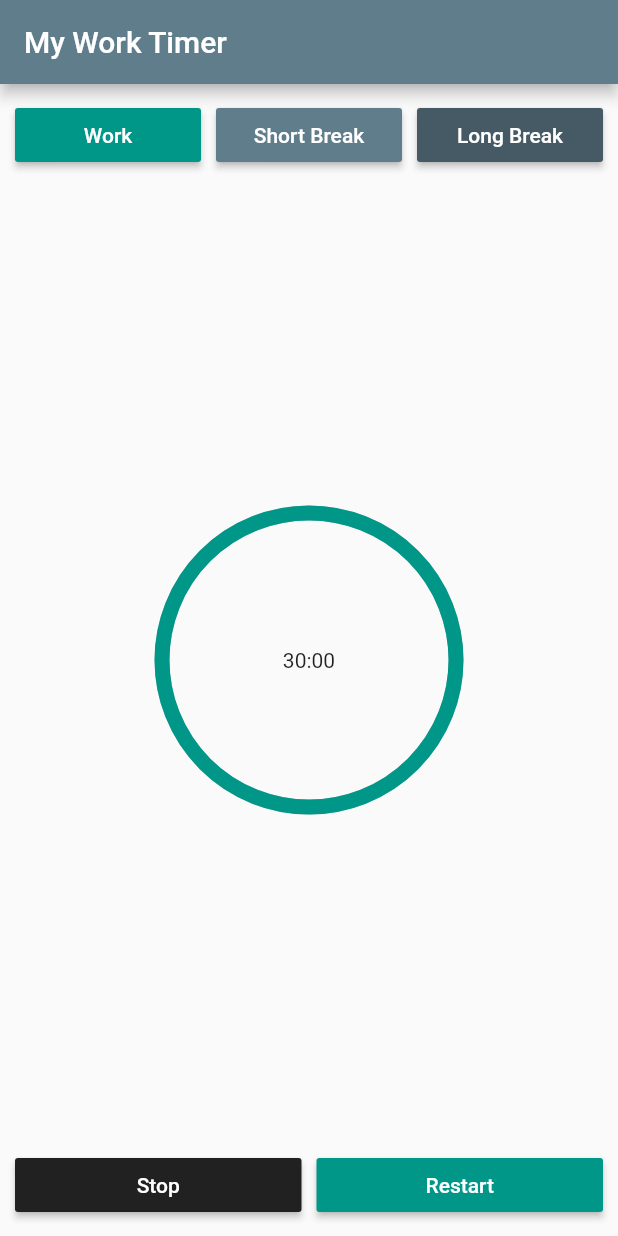
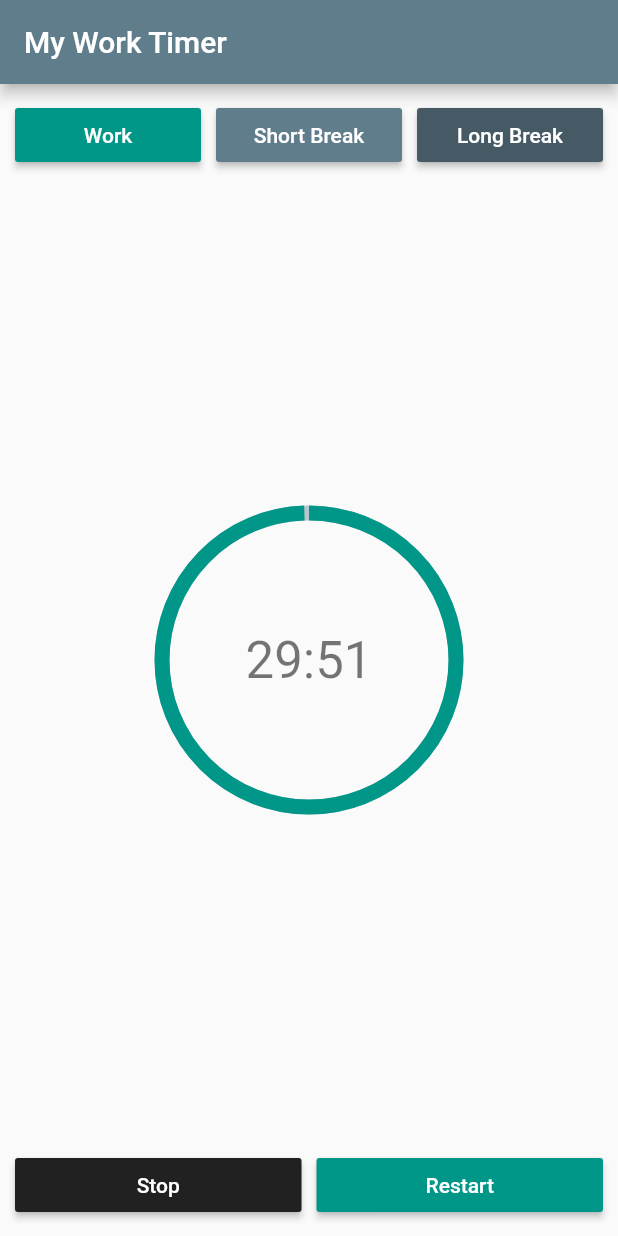
Before and after one commit to yradov/productivity_timer, a Flutter app: the screen it shows after launch, after a tap on "Work", on a phone screen of 412 x 824 dp. Run offline on Flutter 3.47's test engine with Material 2 defaults, Android fonts, the phone set to English and light mode, and no system bars; drawn by our look-alikes of percent_indicator.

```diff
--- a/lib/main.dart
+++ b/lib/main.dart
@@ -1,6 +1,8 @@
 import 'package:flutter/material.dart';
 import 'package:productivity_timer/widgets.dart';
 import 'package:percent_indicator/percent_indicator.dart';
+import './timer.dart';
+import './timermodel.dart';
 
 void main() {
   runApp(const MyApp());
@@ -15,19 +17,21 @@ class MyApp extends StatelessWidget {
     return MaterialApp(
       title: 'Flutter Demo',
       theme: ThemeData(primarySwatch: Colors.blueGrey),
-      home: const TimerHomePage(),
+      home: TimerHomePage(),
     );
   }
 } // MyApp
 
 class TimerHomePage extends StatelessWidget {
-  const TimerHomePage({Key? key}) : super(key: key);
+  TimerHomePage({Key? key}) : super(key: key);
 
   final double defaultPadding = 5;
   final double defaultMargin = 10;
-
+  final CountDownTimer timer = CountDownTimer();
   @override
   Widget build(BuildContext context) {
+    timer.startWork();
+
     return Scaffold(
       appBar: AppBar(
         title: const Text("My Work Timer"),
@@ -81,13 +85,24 @@ class TimerHomePage extends StatelessWidget {
               ],
             ),
             Expanded(
-              child: CircularPercentIndicator(
-                radius: availableWidth / 2,
-                lineWidth: 10.0,
-                percent: 1,
-                center:
-                    const Text("30:00"),
-                progressColor: const Color(0xff009688),
+              child: StreamBuilder(
+                initialData: '00:00',
+                stream: timer.stream(),
+                builder: (BuildContext context, AsyncSnapshot snapshot) {
+                  TimerModel timer = (snapshot.data == '00:00')
+                      ? TimerModel('00:00', 1)
+                      : snapshot.data;
+                  return CircularPercentIndicator(
+                    radius: availableWidth / 2,
+                    lineWidth: 10.0,
+                    percent: timer.percent,
+                    center: Text(
+                      timer.time,
+                      style: Theme.of(context).textTheme.headline4,
+                    ),
+                    progressColor: const Color(0xff009688),
+                  );
+                },
               ),
             ),
             Row(
--- /dev/null
+++ b/lib/timer.dart
@@ -0,0 +1,43 @@
+import 'dart:async';
+import './timermodel.dart';
+
+class CountDownTimer {
+  double _radius = 1;
+  bool _isActive = true;
+  Timer? timer;
+  Duration? _time;
+  Duration? _fullTime;
+  int work = 30;
+
+  Stream<TimerModel> stream() async* {
+    yield* Stream.periodic(const Duration(seconds: 1), (int a) {
+      String time;
+      if (_isActive) {
+        _time = _time! - const Duration(seconds: 1);
+        _radius = _time!.inSeconds / _fullTime!.inSeconds;
+        if (_time!.inSeconds <= 0) {
+          _isActive = false;
+        }
+      }
+      time = returnTime(_time!);
+      return TimerModel(time, _radius);
+    });
+  }
+
+  String returnTime(Duration t) {
+    String minutes = (t.inMinutes < 10)
+        ? "0" + t.inMinutes.toString()
+        : t.inMinutes.toString();
+    int numSeconds = t.inSeconds - (t.inMinutes * 60);
+    String seconds =
+        (numSeconds < 10) ? '0' + numSeconds.toString() : numSeconds.toString();
+    String formattedTime = minutes + ":" + seconds;
+    return formattedTime;
+  }
+
+  void startWork() {
+    _radius = 1;
+    _time = Duration(minutes: work, seconds: 0);
+    _fullTime = _time;
+  }
+}// CountDownTimer
--- /dev/null
+++ b/lib/timermodel.dart
@@ -0,0 +1,6 @@
+class TimerModel {
+  String time;
+  double percent;
+
+  TimerModel(this.time, this.percent);
+}
```
